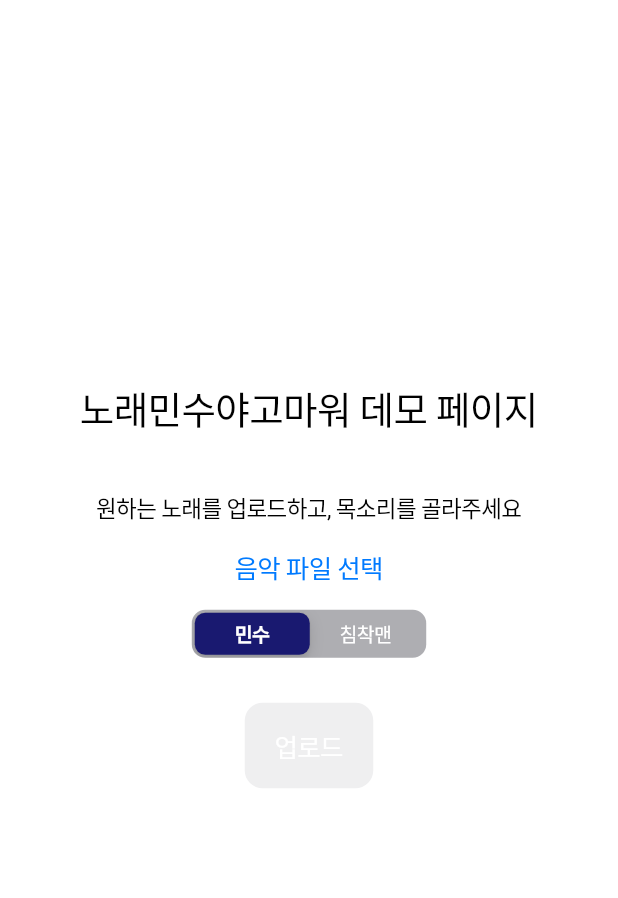
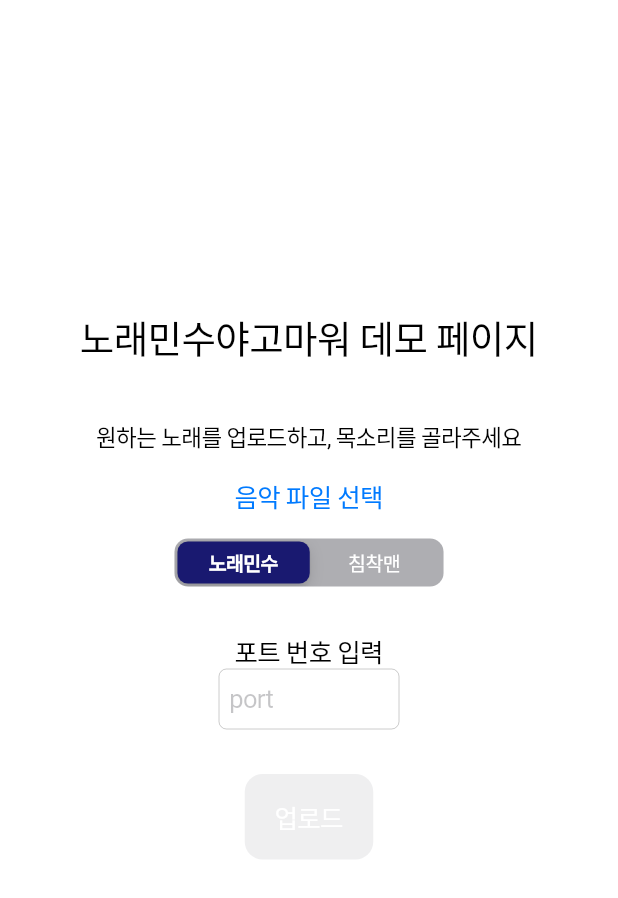
Before and after one commit to yaiconwithminsu/frontend, a Flutter app: the screen it shows after launch, on a phone screen of 412 x 824 dp. Shown: the top 898 px of the screen. Run offline on Flutter 3.47's test engine with Material 2 defaults, Android fonts, the phone set to English and light mode, and no system bars; our stand-ins replace audioplayers, file_picker.

Commit message:
add port

```diff
--- a/yaicon/lib/upload_screen.dart
+++ b/yaicon/lib/upload_screen.dart
@@ -6,8 +6,6 @@ import './result_screen.dart';
 import 'package:path_provider/path_provider.dart';
 
 enum Name {minsu, chim}
-
-var url = 'http://165.132.46.80:32304/minsu/';
 
 Map<Name, Color> namecolors = <Name, Color>{
   Name.minsu: const Color(0xff191970),
@@ -43,6 +41,20 @@ class UploadWidgetStateDefault extends State<Uploadwidget> {
   Name _selectedSegment = Name.minsu;
   File? audiofile;
   File? receivedfile;
+
+  late TextEditingController _textController;
+
+  @override
+  void initState() {
+    super.initState();
+    _textController = TextEditingController(text: '');
+  }
+
+  @override
+  void dispose() {
+    _textController.dispose();
+    super.dispose();
+  }
 
   @override
   Widget build(BuildContext context) {
@@ -81,7 +93,7 @@ class UploadWidgetStateDefault extends State<Uploadwidget> {
                 Name.minsu: Padding(
                   padding: EdgeInsets.symmetric(horizontal: 10),
                   child: Text(
-                    '민수',
+                    '노래민수',
                     style: TextStyle(color: CupertinoColors.white),
                   ),
                 ),
@@ -98,8 +110,25 @@ class UploadWidgetStateDefault extends State<Uploadwidget> {
               width: 30,
               height: 30,
             ),
+            const Text('포트 번호 입력'),
+            SizedBox(
+              width: 120,
+              height: 40,
+              child: CupertinoTextField(
+                controller: _textController,
+                keyboardType: TextInputType.number,
+                placeholder: 'port',
+                onChanged: (text){
+                  setState(() {});
+                },
+              )
+            ),
+            const SizedBox(
+              width: 30,
+              height: 30,
+            ),
             CupertinoButton.filled(
-              onPressed: audiofile == null ? null :  () async {
+              onPressed: (audiofile == null) || (_textController.text == '') ? null :  () async {
                 // from here
                 // if (!mounted) return;
                 // Navigator.push(
@@ -108,10 +137,10 @@ class UploadWidgetStateDefault extends State<Uploadwidget> {
                 // );
                 // return;
                 // to here is test code
-                id = await postFile(audiofile!, _selectedSegment);
+                id = await postFile(audiofile!, _selectedSegment, int.parse(_textController.text));
                 setState(() {});
                 if(id == null) return;
-                receivedfile = await downloadFile(id!);
+                receivedfile = await downloadFile(id!, int.parse(_textController.text));
                 id = null;
                 setState(() {});
                 if(receivedfile != null){
@@ -159,9 +188,10 @@ Future<File?> pickfile() async {
   }
 }
 
-Future<int?> postFile(File file, Name name) async {
+Future<int?> postFile(File file, Name name, int port) async {
   int? id;
   debugPrint(nameString[name]);
+  var url = 'http://165.132.46.80:${port}/minsu/';
   var client = Client();
   try {
       MultipartRequest request = MultipartRequest('POST', Uri.parse(url));
@@ -187,9 +217,10 @@ Future<int?> postFile(File file, Name name) async {
   return id;
 }
 
-Future<File?> downloadFile(int id) async {
+Future<File?> downloadFile(int id, int port) async {
   bool waiting = true;
   File? ret;
+  var url = 'http://165.132.46.80:${port}/minsu/';
 
   while(waiting){
     try {
```
